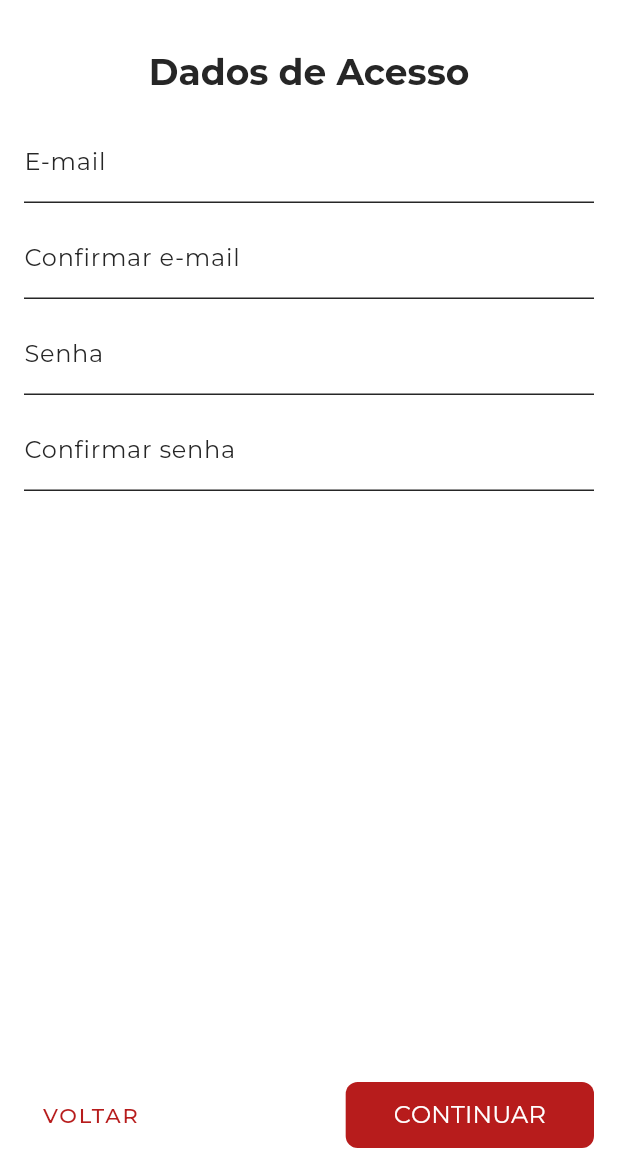
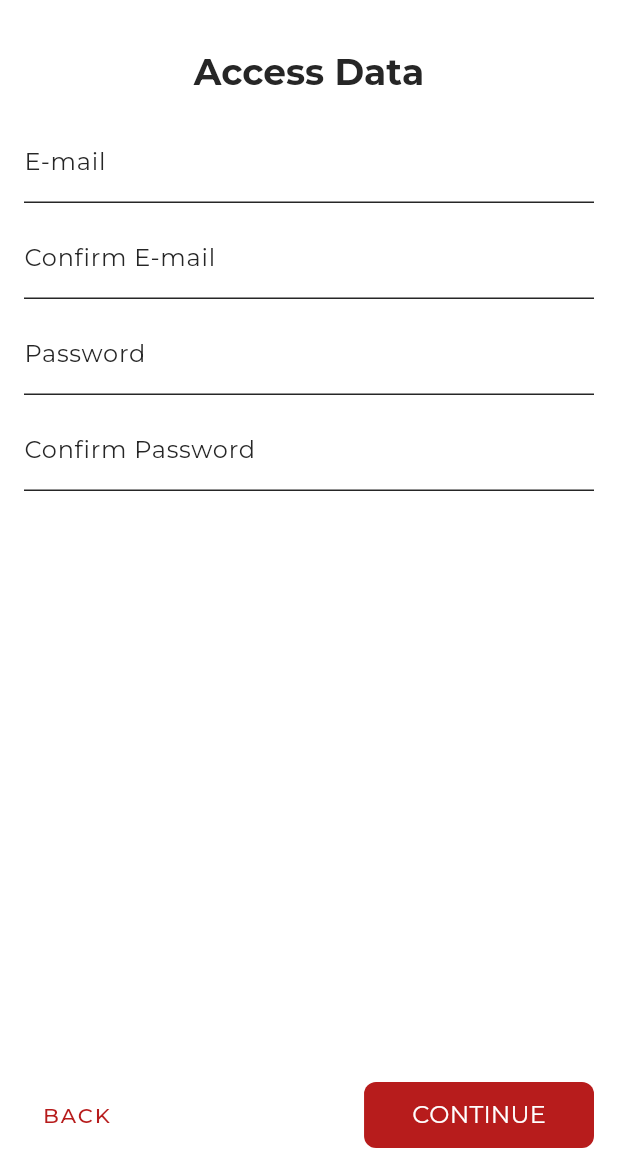
Before and after one commit to pmalaquias/delivery_express, a Flutter app: the SignUpDeliveryMan screen opened directly, after a tap on "CONTINUAR", on a phone screen of 412 x 824 dp, the part 61-1236 px from its top. Run offline on Flutter 3.47's test engine with Material 2 defaults, Android fonts, the phone set to English and light mode, and no system bars; our stand-ins replace dropdown_button2, equatable, firebase_auth, firebase_core, flutter_colorpicker, flutter_svg and 2 more; accounts and stored records are empty.

Commit message:
Translated Customer Registration

```diff
--- a/lib/ui/pages/signup/signup_client_page.dart
+++ b/lib/ui/pages/signup/signup_client_page.dart
@@ -1,5 +1,6 @@
 import 'package:flutter/material.dart';
 
+import '../../../l10n/strings/app_localizations.dart';
 import 'views/views.dart';
 
 class SignUpClientPage extends StatefulWidget {
@@ -18,7 +19,7 @@ class _SignUpClientPageState extends State<SignUpClientPage> {
     return Scaffold(
       resizeToAvoidBottomInset: false,
       appBar: AppBar(
-        title: const Text('Cadastrar Cliente'),
+        title: Text(AppLocalizations.of(context)!.registerClient),
       ),
       body: Padding(
         padding: const EdgeInsets.all(16),
@@ -34,7 +35,7 @@ class _SignUpClientPageState extends State<SignUpClientPage> {
                   AccessDataView(controller: controller),
                   AddressDataView(controller: controller),
                   DeliveyDataView(controller: controller),
-                  BackDataClientView(controller: controller),
+                  BankDataClientView(controller: controller),
                 ],
               ),
             ),
--- a/lib/ui/pages/signup/views/access_data_view.dart
+++ b/lib/ui/pages/signup/views/access_data_view.dart
@@ -1,4 +1,6 @@
 import 'package:flutter/material.dart';
+
+import '../../../../l10n/strings/app_localizations.dart';
 
 class AccessDataView extends StatefulWidget {
   final PageController controller;
@@ -18,42 +20,42 @@ class _AccessDataViewState extends State<AccessDataView> {
         Column(
           children: [
             Text(
-              'Dados de Acesso',
+              AppLocalizations.of(context)!.accessData,
               style: Theme.of(context).textTheme.headline5!.copyWith(fontWeight: FontWeight.bold),
             ),
             const SizedBox(height: 16),
             TextFormField(
               //controller: _emailTextController,
-              decoration: const InputDecoration(
-                hintText: 'E-mail',
-                label: Text('E-mail'),
+              decoration: InputDecoration(
+                hintText: AppLocalizations.of(context)!.email,
+                label: Text(AppLocalizations.of(context)!.email),
               ),
               keyboardType: TextInputType.emailAddress,
             ),
             const SizedBox(height: 8),
             TextFormField(
               //controller: _emailTextController,
-              decoration: const InputDecoration(
-                hintText: 'Confirmar e-mail',
-                label: Text('Confirmar e-mail'),
+              decoration: InputDecoration(
+                hintText: AppLocalizations.of(context)!.confirmEmail,
+                label: Text(AppLocalizations.of(context)!.confirmEmail),
               ),
               keyboardType: TextInputType.emailAddress,
             ),
             const SizedBox(height: 8),
             TextFormField(
               //controller: _emailTextController,
-              decoration: const InputDecoration(
-                hintText: 'Senha',
-                label: Text('Senha'),
+              decoration: InputDecoration(
+                hintText: AppLocalizations.of(context)!.password,
+                label: Text(AppLocalizations.of(context)!.password),
               ),
               obscureText: true,
             ),
             const SizedBox(height: 8),
             TextFormField(
               //controller: _emailTextController,
-              decoration: const InputDecoration(
-                hintText: 'Confirmar senha',
-                label: Text('Confirmar senha'),
+              decoration: InputDecoration(
+                hintText: AppLocalizations.of(context)!.confirmPassword,
+                label: Text(AppLocalizations.of(context)!.confirmPassword),
               ),
               obscureText: true,
             ),
@@ -71,7 +73,7 @@ class _AccessDataViewState extends State<AccessDataView> {
                   );
                 });
               },
-              child: const Text('VOLTAR'),
+              child: Text(AppLocalizations.of(context)!.backButton.toUpperCase()),
             ),
             ElevatedButton(
               onPressed: () {
@@ -82,7 +84,7 @@ class _AccessDataViewState extends State<AccessDataView> {
                   );
                 });
               },
-              child: const Text('CONTINUAR'),
+              child: Text(AppLocalizations.of(context)!.continueButton.toUpperCase()),
             ),
           ],
         ),
--- a/lib/ui/pages/signup/views/address_data_view.dart
+++ b/lib/ui/pages/signup/views/address_data_view.dart
@@ -2,6 +2,7 @@ import 'package:dropdown_button2/dropdown_button2.dart';
 import 'package:flutter/material.dart';
 
 import '../../../../api/estados.dart';
+import '../../../../l10n/strings/app_localizations.dart';
 
 class AddressDataView extends StatefulWidget {
   final PageController controller;
@@ -20,7 +21,7 @@ class _AddressDataViewState extends State<AddressDataView> {
     return DropdownButtonHideUnderline(
       child: DropdownButton2(
         hint: Text(
-          'UF',
+          AppLocalizations.of(context)!.state,
           style: TextStyle(
             fontSize: 14,
             color: Theme.of(context).hintColor,
@@ -89,8 +90,8 @@ class _AddressDataViewState extends State<AddressDataView> {
       children: [
         Row(
           children: [
-            const Text(
-              'Distância máxima de exbição no mapa',
+            Text(
+              AppLocalizations.of(context)!.maximumDisplayDistance,
             ),
             const SizedBox(width: 16),
             Text(
@@ -123,38 +124,38 @@ class _AddressDataViewState extends State<AddressDataView> {
           crossAxisAlignment: CrossAxisAlignment.stretch,
           children: [
             Text(
-              'Dados de Endereço',
+              AppLocalizations.of(context)!.addressData,
               style: Theme.of(context).textTheme.headline5!.copyWith(fontWeight: FontWeight.bold),
             ),
             const SizedBox(height: 16),
             TextFormField(
-              decoration: const InputDecoration(
-                hintText: 'Endereço Residencial',
-                label: Text('Endereço Residencial'),
+              decoration: InputDecoration(
+                hintText: AppLocalizations.of(context)!.homeAddress,
+                label: Text(AppLocalizations.of(context)!.homeAddress),
               ),
               keyboardType: TextInputType.streetAddress,
             ),
             const SizedBox(height: 8),
             TextFormField(
-              decoration: const InputDecoration(
-                hintText: 'Número',
-                label: Text('Número'),
+              decoration: InputDecoration(
+                hintText: AppLocalizations.of(context)!.number,
+                label: Text(AppLocalizations.of(context)!.number),
               ),
               keyboardType: TextInputType.number,
             ),
             const SizedBox(height: 8),
             TextFormField(
-              decoration: const InputDecoration(
-                hintText: 'Bairro',
-                label: Text('Bairro'),
+              decoration: InputDecoration(
+                hintText: AppLocalizations.of(context)!.neighborhood,
+                label: Text(AppLocalizations.of(context)!.neighborhood),
               ),
               keyboardType: TextInputType.none,
             ),
             const SizedBox(height: 8),
             TextFormField(
-              decoration: const InputDecoration(
-                hintText: 'Complemento',
-                label: Text('Complemento'),
+              decoration: InputDecoration(
+                hintText: AppLocalizations.of(context)!.complement,
+                label: Text(AppLocalizations.of(context)!.complement),
               ),
               keyboardType: TextInputType.none,
             ),
@@ -177,7 +178,7 @@ class _AddressDataViewState extends State<AddressDataView> {
                   );
                 });
               },
-              child: const Text('VOLTAR'),
+              child: Text(AppLocalizations.of(context)!.backButton.toUpperCase()),
             ),
             ElevatedButton(
               onPressed: () {
@@ -188,7 +189,7 @@ class _AddressDataViewState extends State<AddressDataView> {
                   );
                 });
               },
-              child: const Text('CONTINUAR'),
+              child: Text(AppLocalizations.of(context)!.continueButton.toUpperCase()),
             ),
           ],
         ),
```
Also changed, not shown: lib/ui/pages/signup/views/bank_data_view.dart (+21 -18 lines), lib/ui/pages/signup/views/delivey_data_view.dart (+16 -14 lines), lib/ui/pages/signup/views/personal_data_view.dart (+16 -15 lines).
